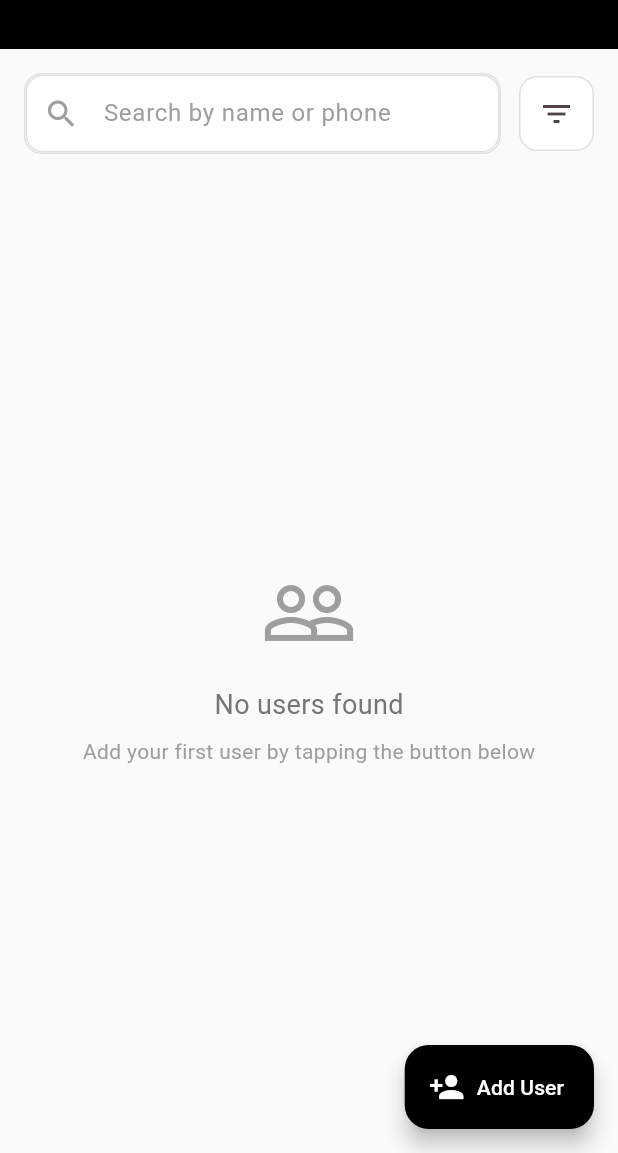
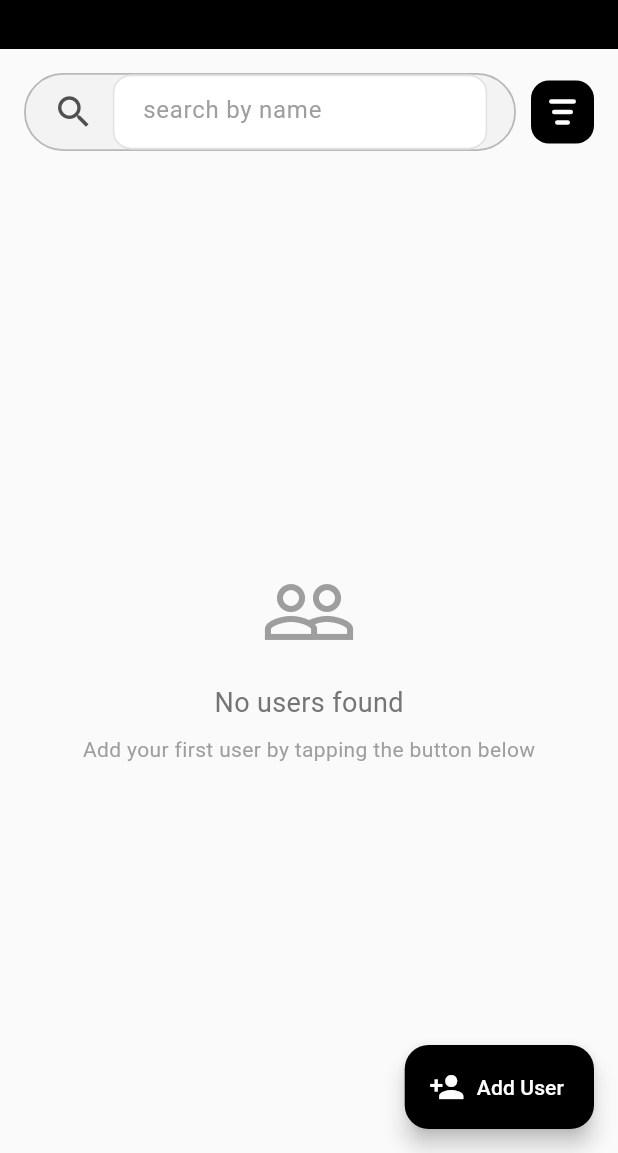
Before and after one commit to muhammednaseemtk/Total-x-task, a Flutter app: the UsersListScreen screen opened directly, on a phone screen of 412 x 824 dp, the part 83-1236 px from its top. Run offline on Flutter 3.47's test engine with Material 3 defaults, Android fonts, the light colour scheme and no system bars; our stand-ins replace cloud_firestore, firebase_auth, firebase_core, firebase_storage, google_sign_in, image_picker and 1 more; accounts and stored records are empty.

Commit message:
some changes for this app

```diff
--- a/lib/presentation/screens/users_list_screen.dart
+++ b/lib/presentation/screens/users_list_screen.dart
@@ -28,6 +28,7 @@ class UsersListScreen extends StatelessWidget {
                   onFilter: () => showSortSheet(context, userCtrl),
                   searchController: userCtrl.searchController,
                   onClearSearch: userCtrl.clearSearch,
+                  onSearchChanged: userCtrl.search,
                 ),
                 Expanded(
                   child: UsersListView(
--- a/lib/presentation/widgets/users_header.dart
+++ b/lib/presentation/widgets/users_header.dart
@@ -6,14 +6,27 @@ class UsersHeader extends StatelessWidget {
   final VoidCallback onFilter;
   final TextEditingController searchController;
   final VoidCallback onClearSearch;
+  final Function(String) onSearchChanged;
 
-  const UsersHeader({super.key, required this.onLogout, required this.onFilter, required this.searchController, required this.onClearSearch});
+  const UsersHeader({
+    super.key,
+    required this.onLogout,
+    required this.onFilter,
+    required this.searchController,
+    required this.onClearSearch,
+    required this.onSearchChanged,
+  });
 
   @override
   Widget build(BuildContext context) {
     return Column(children: [
       LocationHeader(location: 'Nilambur', onLogout: onLogout),
-      SearchFilterBar(onFilter: onFilter, searchController: searchController, onClearSearch: onClearSearch),
+      SearchFilterBar(
+        onFilter: onFilter,
+        searchController: searchController,
+        onClearSearch: onClearSearch,
+        onSearchChanged: onSearchChanged,
+      ),
     ]);
   }
 }
@@ -46,8 +59,15 @@ class SearchFilterBar extends StatefulWidget {
   final VoidCallback onFilter;
   final TextEditingController searchController;
   final VoidCallback onClearSearch;
+  final Function(String) onSearchChanged;
 
-  const SearchFilterBar({super.key, required this.onFilter, required this.searchController, required this.onClearSearch});
+  const SearchFilterBar({
+    super.key,
+    required this.onFilter,
+    required this.searchController,
+    required this.onClearSearch,
+    required this.onSearchChanged,
+  });
 
   @override
   State<SearchFilterBar> createState() => _SearchFilterBarState();
@@ -79,26 +99,105 @@ class _SearchFilterBarState extends State<SearchFilterBar> {
         children: [
           Expanded(
             child: Container(
-              decoration: BoxDecoration(color: AppColors.white, borderRadius: BorderRadius.circular(12), border: Border.all(color: AppColors.divider)),
-              child: TextField(
-                controller: widget.searchController,
-                decoration: InputDecoration(
-                  hintText: 'Search by name or phone',
-                  hintStyle: const TextStyle(color: AppColors.grey),
-                  prefixIcon: const Icon(Icons.search, color: AppColors.grey),
-                  suffixIcon: widget.searchController.text.isNotEmpty
-                      ? IconButton(icon: const Icon(Icons.clear, color: AppColors.grey), onPressed: widget.onClearSearch)
-                      : null,
-                  border: InputBorder.none,
-                  contentPadding: const EdgeInsets.symmetric(horizontal: 16, vertical: 14),
+              height: 52,
+              decoration: BoxDecoration(
+                color: const Color(0xFFF3F3F3),
+                borderRadius: BorderRadius.circular(28),
+                border: Border.all(
+                  color: const Color(0xFFB8B8B8),
+                  width: 1.2,
                 ),
+              ),
+              child: Row(
+                children: [
+                  const SizedBox(width: 18),
+                  const Icon(
+                    Icons.search,
+                    size: 28,
+                    color: Color(0xFF505050),
+                  ),
+                  const SizedBox(width: 12),
+                  Expanded(
+                    child: TextFormField(
+                      controller: widget.searchController,
+                      onChanged: widget.onSearchChanged,
+                      style: const TextStyle(
+                        fontSize: 16,
+                        color: Color(0xFF404040),
+                        fontWeight: FontWeight.w400,
+                      ),
+                      decoration: InputDecoration(
+                        hintText: 'search by name',
+                        hintStyle: const TextStyle(
+                          fontSize: 16,
+                          color: Color(0xFF9E9E9E),
+                          fontWeight: FontWeight.w400,
+                        ),
+                        border: InputBorder.none,
+                        isCollapsed: true,
+                        suffixIcon: widget.searchController.text.isNotEmpty
+                            ? GestureDetector(
+                                onTap: widget.onClearSearch,
+                                child: const Padding(
+                                  padding: EdgeInsets.all(12),
+                                  child: Icon(
+                                    Icons.close,
+                                    size: 20,
+                                    color: Color(0xFF505050),
+                                  ),
+                                ),
+                              )
+                            : null,
+                      ),
+                    ),
+                  ),
+                  const SizedBox(width: 18),
+                ],
               ),
             ),
           ),
-          const SizedBox(width: 12),
-          Container(
-            decoration: BoxDecoration(color: AppColors.white, borderRadius: BorderRadius.circular(12), border: Border.all(color: AppColors.divider)),
-            child: IconButton(icon: const Icon(Icons.filter_list), onPressed: widget.onFilter),
+          const SizedBox(width: 10),
+          GestureDetector(
+            onTap: widget.onFilter,
+            child: Container(
+              width: 42,
+              height: 42,
+              decoration: BoxDecoration(
+                color: Colors.black,
+                borderRadius: BorderRadius.circular(12),
+              ),
+              child: Column(
+                mainAxisAlignment: MainAxisAlignment.center,
+                children: [
+                  Container(
+                    width: 18,
+                    height: 3,
+                    decoration: BoxDecoration(
+                      color: Colors.white,
+                      borderRadius: BorderRadius.circular(10),
+                    ),
+                  ),
+                  const SizedBox(height: 4),
+                  Container(
+                    width: 14,
+                    height: 3,
+                    decoration: BoxDecoration(
+                      color: Colors.white,
+                      borderRadius: BorderRadius.circular(10),
+                    ),
+                  ),
+                  const SizedBox(height: 4),
+                  Container(
+                    width: 10,
+                    height: 3,
+                    decoration: BoxDecoration(
+                      color: Colors.white,
+                      borderRadius: BorderRadius.circular(10),
+                    ),
+                  ),
+                ],
+              ),
+            ),
           ),
         ],
       ),
--- a/lib/presentation/widgets/users_list_view.dart
+++ b/lib/presentation/widgets/users_list_view.dart
@@ -43,19 +43,22 @@ class _UsersListViewState extends State<UsersListView> {
     return Consumer<UserController>(
       builder: (context, userCtrl, child) {
         if (userCtrl.isLoading && userCtrl.users.isEmpty) return const Center(child: CircularProgressIndicator());
-        if (userCtrl.errorMessage != null && userCtrl.users.isEmpty) return _ErrorState(message: userCtrl.errorMessage!, onRetry: () => userCtrl.loadUsers(refresh: true));
-        if (userCtrl.users.isEmpty) return const _EmptyState();
+        final displayUsers = userCtrl.filteredUsers;
+        if (userCtrl.errorMessage != null && displayUsers.isEmpty) return _ErrorState(message: userCtrl.errorMessage!, onRetry: () => userCtrl.loadUsers(refresh: true));
+        if (displayUsers.isEmpty && userCtrl.searchQuery.isNotEmpty) return const _NoSearchResultsState();
+        if (displayUsers.isEmpty) return const _EmptyState();
 
         return RefreshIndicator(
           onRefresh: () => userCtrl.loadUsers(refresh: true),
           child: ListView.builder(
             controller: _scrollCtrl,
             padding: const EdgeInsets.all(16),
-            itemCount: userCtrl.users.length + (userCtrl.hasMoreData ? 1 : 0),
+            itemCount: displayUsers.length + (userCtrl.hasMoreData ? 1 : 0),
             itemBuilder: (context, index) {
-              if (index == userCtrl.users.length) return const Center(child: Padding(padding: EdgeInsets.all(16), child: CircularProgressIndicator()));
-              final user = userCtrl.users[index];
+              if (index == displayUsers.length) return const Center(child: Padding(padding: EdgeInsets.all(16), child: CircularProgressIndicator()));
+              final user = displayUsers[index];
               return UserListItem(
+                key: ValueKey(user.id),
                 user: user,
                 onDelete: () => _confirmDelete(context, user.id, user.name),
               );
@@ -88,6 +91,26 @@ class _EmptyState extends StatelessWidget {
           Text('No users found', style: TextStyle(fontSize: 18, color: AppColors.textSecondary)),
           SizedBox(height: 8),
           Text('Add your first user by tapping the button below', style: TextStyle(color: AppColors.grey)),
+        ],
+      ),
+    );
+  }
+}
+
+class _NoSearchResultsState extends StatelessWidget {
+  const _NoSearchResultsState();
+
+  @override
+  Widget build(BuildContext context) {
+    return const Center(
+      child: Column(
+        mainAxisAlignment: MainAxisAlignment.center,
+        children: [
+          Icon(Icons.search_off, size: 64, color: AppColors.grey),
+          SizedBox(height: 16),
+          Text('No results found', style: TextStyle(fontSize: 18, color: AppColors.textSecondary)),
+          SizedBox(height: 8),
+          Text('Try a different search term', style: TextStyle(color: AppColors.grey)),
         ],
       ),
     );
@@ -193,7 +216,7 @@ class _AgeTag extends StatelessWidget {
     return Container(
       padding: const EdgeInsets.symmetric(horizontal: 8, vertical: 2),
       decoration: BoxDecoration(color: isOlder ? Colors.orange.withAlpha(26) : Colors.green.withAlpha(26), borderRadius: BorderRadius.circular(4)),
-      child: Text('$age yrs (${isOlder ? 'Older' : 'Younger'})', style: TextStyle(fontSize: 12, fontWeight: FontWeight.w500, color: isOlder ? Colors.orange[700] : Colors.green[700])),
+      child: Text('Age: $age', style: TextStyle(fontSize: 12, fontWeight: FontWeight.w500, color: isOlder ? Colors.orange[700] : Colors.green[700])),
     );
   }
 }
```
Also changed, not shown: lib/presentation/widgets/user_card.dart (+69 -9 lines).
